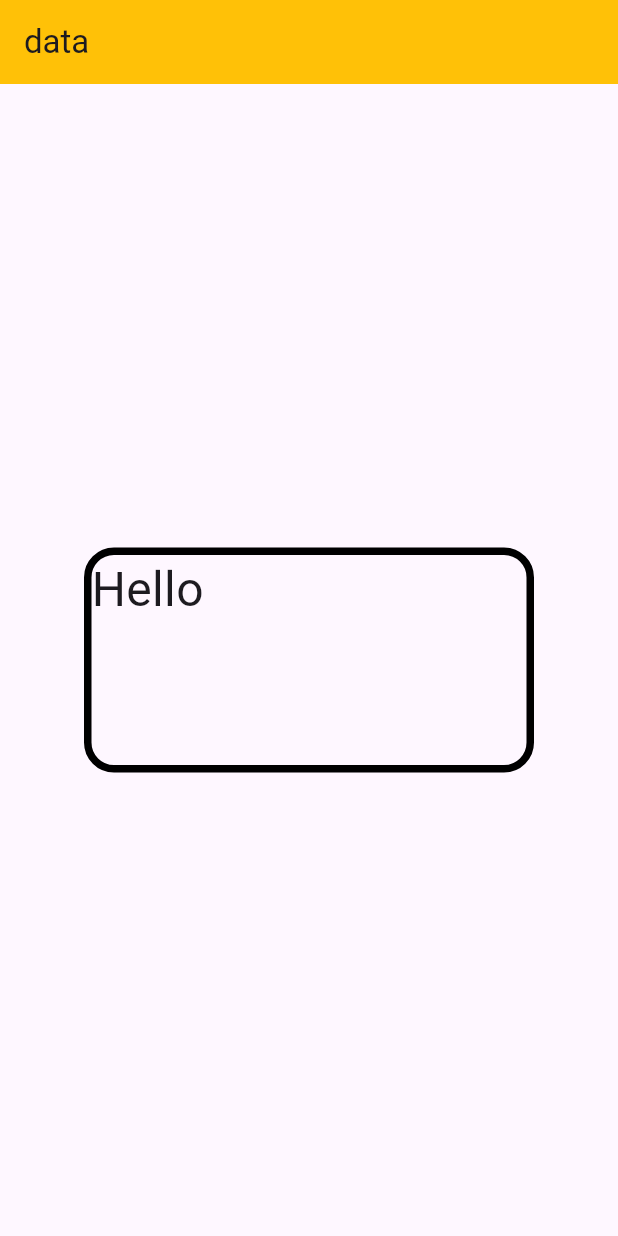
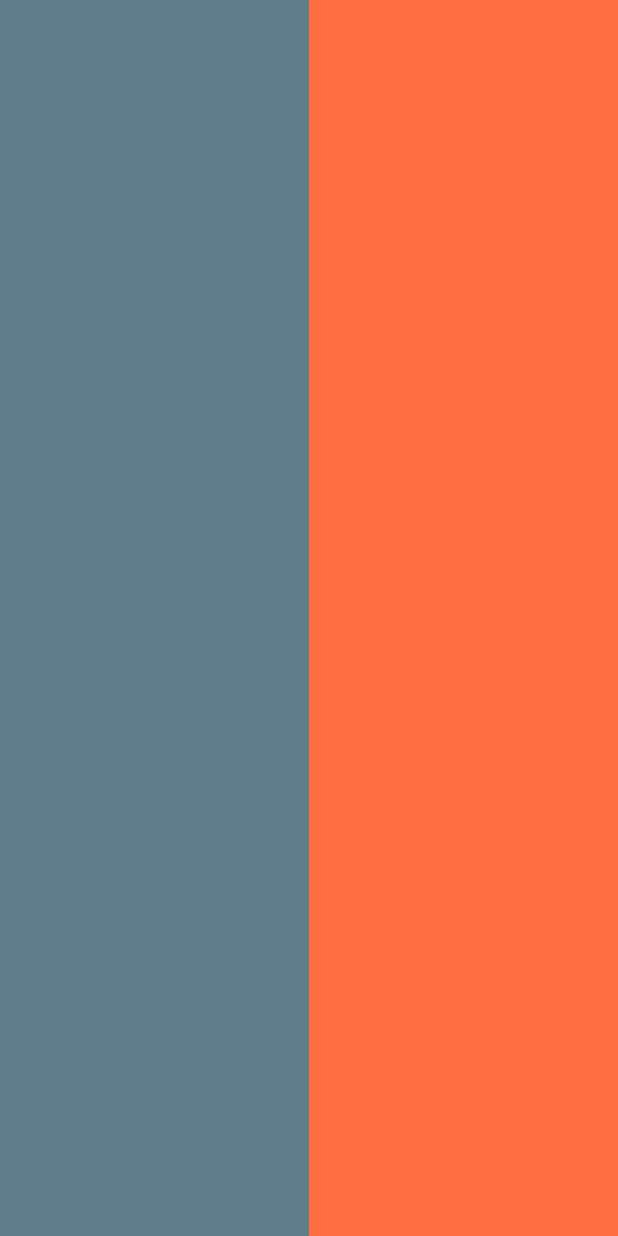
Before and after one commit to AzzamHussain/SMIT-Flutter-Lectures, a Flutter app: the screen it shows after launch, on a phone screen of 412 x 824 dp. Run offline on Flutter 3.47's test engine with Material 3 defaults, Android fonts, the phone set to English and light mode, and no system bars.

Commit message:
Expanded

```diff
--- a/azzam/lib/loginview.dart
+++ b/azzam/lib/loginview.dart
@@ -6,28 +6,41 @@ class loginview extends StatelessWidget {
   @override
   Widget build(BuildContext context) {
     return Scaffold(
-      appBar: AppBar(
-        backgroundColor: Colors.amber,
-        title: Text("data"),
+      body: Row(
+        children: [
+          Expanded(
+            child: Container(color: Colors.blueGrey),
+          ),
+          Expanded(
+            child: Container(
+              color: Colors.deepOrangeAccent,
+            ),
+          )
+        ],
       ),
-      body: Center(
-        child: Container(
-          alignment: Alignment(-1, -1),
-          width: 300,
-          height: 150,
-          decoration: BoxDecoration(
-            border: Border.all(
-              color: Colors.black,
-              width: 5,
-            ), //border all
-            borderRadius: BorderRadius.circular(20),
-          ),
-          child: Text(
-            "Hello",
-            style: TextStyle(fontSize: 32),
-          ), //Text
-        ), //container
-      ),
+
+      // appBar: AppBar(
+      //   backgroundColor: Colors.amber,
+      //   title: Text("data"),
+      // ),
+      // body: Center(
+      //   child: Container(
+      //     alignment: Alignment(-1, -1),
+      //     width: 300,
+      //     height: 150,
+      //     decoration: BoxDecoration(
+      //       border: Border.all(
+      //         color: Colors.black,
+      //         width: 5,
+      //       ), //border all
+      //   ,    borderRadius: BorderRadius.circular(20),
+      //     ),
+      //     child: Text(
+      //       "Hello",
+      //       style: TextStyle(fontSize: 32),
+      //     ), //Text
+      //   ), //container
+      // )
     );
     //   body: Container(
     //     color: Colors.red,
```
